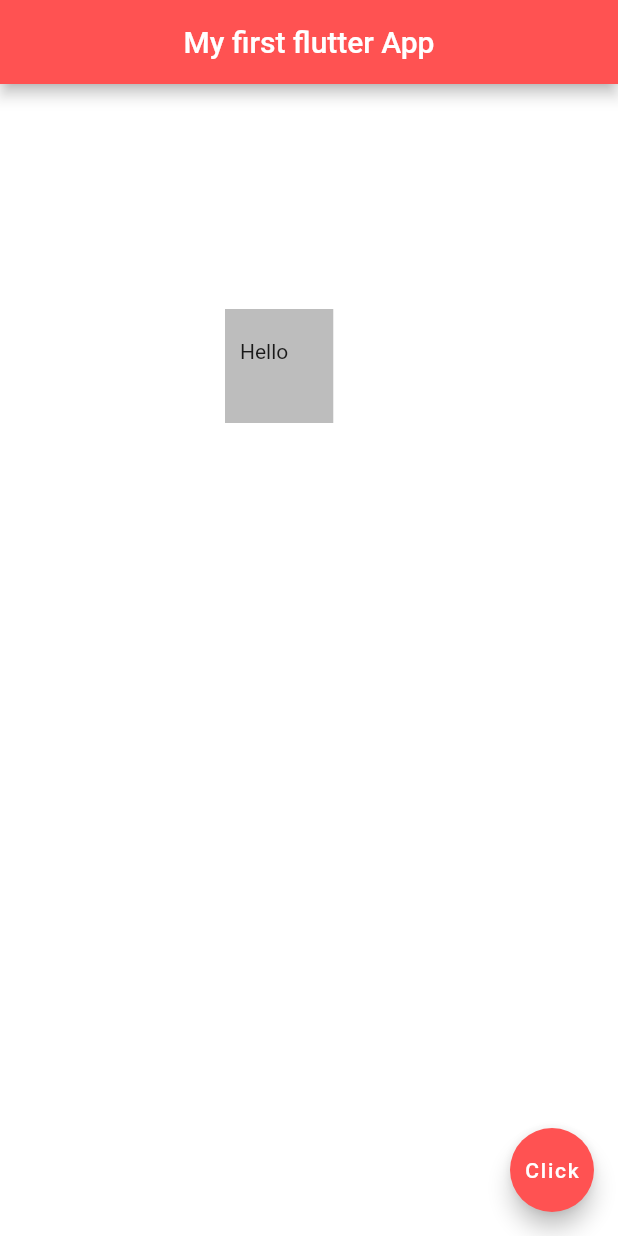
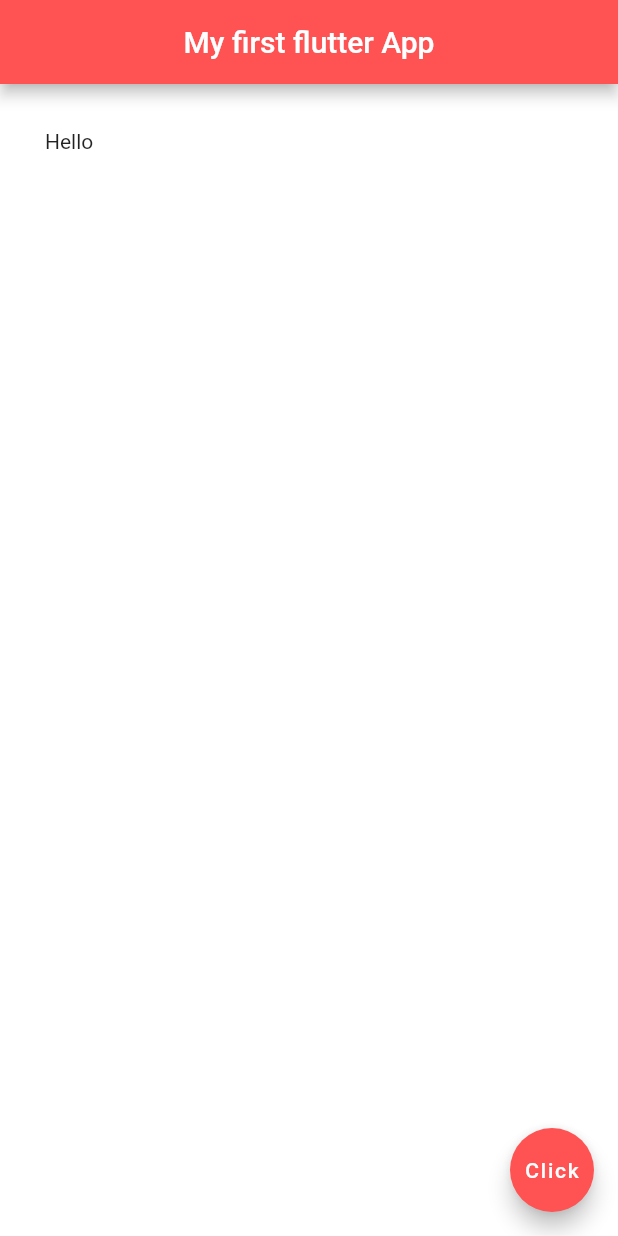
Before and after one commit to Lakshan555/FlutterTest, a Flutter app: the screen it shows after launch, on a phone screen of 412 x 824 dp. Run offline on Flutter 3.47's test engine with Material 2 defaults, Android fonts, the phone set to English and light mode, and no system bars.

Commit message:
Padding Widgets

```diff
--- a/lib/main.dart
+++ b/lib/main.dart
@@ -15,12 +15,10 @@ class Home extends StatelessWidget {
         backgroundColor: Colors.redAccent,
       ),
 
-      body: Container(
-        padding: EdgeInsets.fromLTRB(10.0, 20.0, 30.0, 40.0),
-        margin: EdgeInsets.all(150.0),
-        color: Colors.grey[400],
+      body: Padding(
+        padding: EdgeInsets.all(30.0),
         child: Text('Hello'),
-      ),
+        ),
 
       floatingActionButton: FloatingActionButton(
         onPressed: () {},
```
